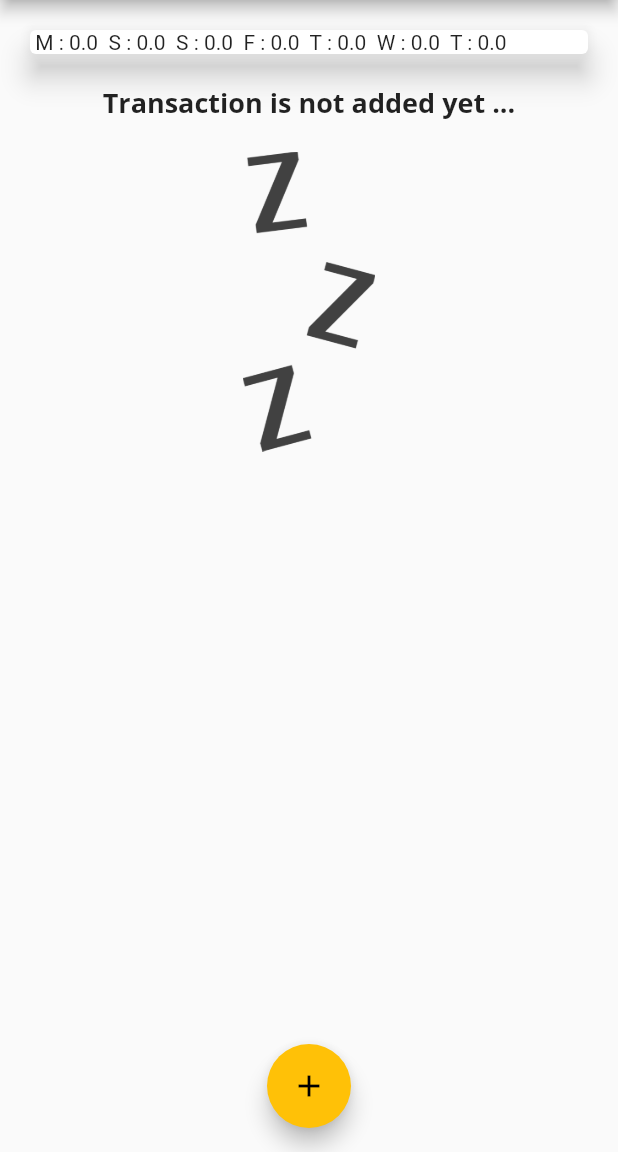
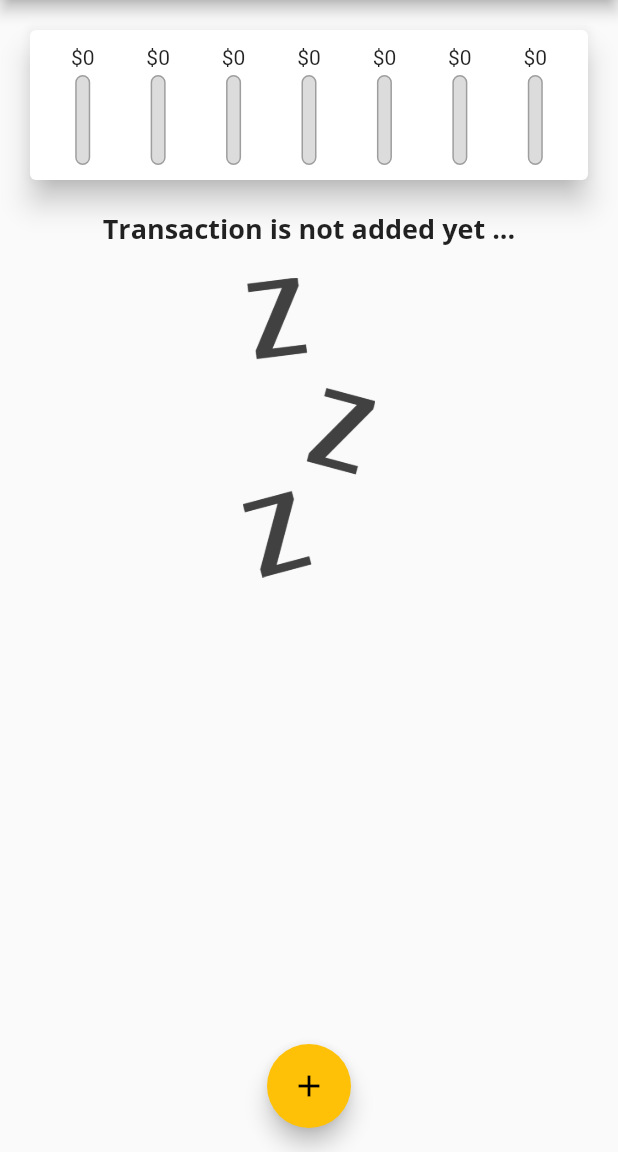
Before and after one commit to furkanayyildiz/personal-spending-app, a Flutter app: the screen it shows after launch, on a phone screen of 412 x 824 dp, the part 84-1236 px from its top. Run offline on Flutter 3.47's test engine with Material 2 defaults, Android fonts, the phone set to English and light mode, and no system bars; missing offline and left inert: dart:ffi.

Commit message:
chart added

```diff
--- a/lib/widgets/chart.dart
+++ b/lib/widgets/chart.dart
@@ -1,6 +1,9 @@
 import 'package:flutter/material.dart';
 import 'package:intl/intl.dart';
+
+//pages
 import 'package:personal_spending_app/models/transaction.dart';
+import './chart_bar.dart';
 
 class Chart extends StatelessWidget {
   final List<Transaction> recentTransaction;
@@ -30,16 +33,35 @@ class Chart extends StatelessWidget {
     });
   }
 
+  double get totalSpending {
+    return groupedTransactionValues.fold(0.0, (sum, item) {
+      return sum + (item["amount"] as double);
+    });
+  }
+
   @override
   Widget build(BuildContext context) {
     print(groupedTransactionValues);
     return Card(
       elevation: 8,
       margin: EdgeInsets.all(20),
-      child: Row(
-        children: groupedTransactionValues.map((data) {
-          return Text(" ${data["day"]} : ${data["amount"]} ");
-        }).toList(),
+      child: Container(
+        padding: EdgeInsets.all(10),
+        child: Row(
+          mainAxisAlignment: MainAxisAlignment.spaceAround,
+          children: groupedTransactionValues.map((data) {
+            return Flexible(
+              fit: FlexFit.tight,
+              child: ChartBar(
+                (data["day"] as String),
+                (data["amount"] as double),
+                totalSpending == 0.0
+                    ? 0.0
+                    : (data["amount"] as double) / totalSpending,
+              ),
+            );
+          }).toList(),
+        ),
       ),
     );
   }
--- a/lib/widgets/chart_bar.dart
+++ b/lib/widgets/chart_bar.dart
@@ -1,10 +1,51 @@
 import 'package:flutter/material.dart';
 
 class ChartBar extends StatelessWidget {
-  const ChartBar({super.key});
+  final String label;
+  final double spendingAmount;
+  final double spendingTotal;
+
+  ChartBar(
+    this.label,
+    this.spendingAmount,
+    this.spendingTotal,
+  );
 
   @override
   Widget build(BuildContext context) {
-    return Container();
+    return Column(
+      children: <Widget>[
+        FittedBox(
+          child: Text("\$${spendingAmount.toStringAsFixed(0)}"),
+        ), //* toStringAsFixed removes all decimal places if you put 0
+        SizedBox(
+          height: 4,
+        ),
+        Container(
+          height: 60,
+          width: 10,
+          child: Stack(
+            children: <Widget>[
+              Container(
+                decoration: BoxDecoration(
+                  border: Border.all(color: Colors.grey, width: 1.0),
+                  color: Color.fromRGBO(220, 220, 220, 1),
+                  borderRadius: BorderRadius.circular(10),
+                ),
+              ),
+              FractionallySizedBox(
+                heightFactor: spendingTotal,
+                child: Container(
+                  decoration: BoxDecoration(
+                    color: Theme.of(context).primaryColor,
+                    borderRadius: BorderRadius.circular(10),
+                  ),
+                ),
+              )
+            ],
+          ),
+        )
+      ],
+    );
   }
 }
```
